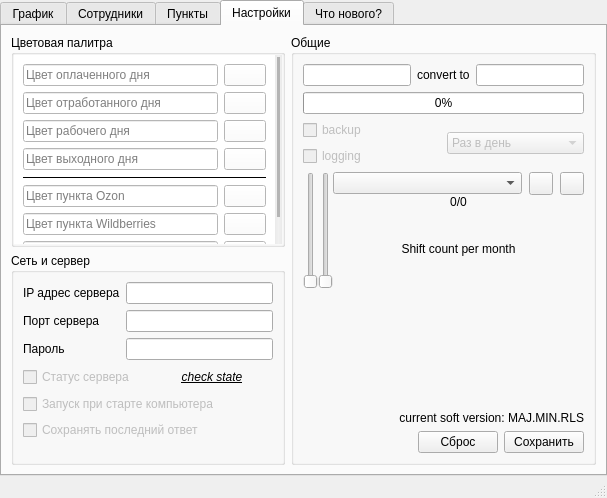
Old version of the form mainwindow.ui in the repository The-Zealot/WBScheduleManager.
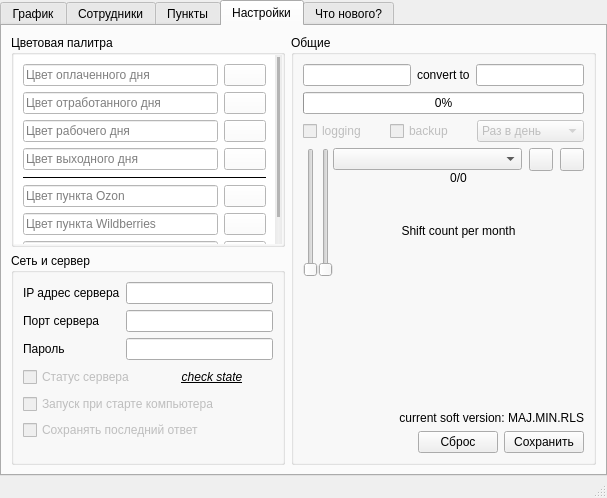
New version of the form. The open tabs and pages were chosen to show the change. Icons and pictures are not drawn. Custom widgets are drawn as their Qt base class.

Diff of the .ui file:
```diff
--- a/mainwindow.ui
+++ b/mainwindow.ui
@@ -1214,19 +1214,7 @@
             </layout>
            </item>
            <item row="1" column="0">
-            <layout class="QHBoxLayout" name="horizontalLayout_10">
-             <item>
-              <layout class="QVBoxLayout" name="verticalLayout_4">
-               <item>
-                <widget class="QCheckBox" name="checkBox_3">
-                 <property name="enabled">
-                  <bool>false</bool>
-                 </property>
-                 <property name="text">
-                  <string>backup</string>
-                 </property>
-                </widget>
-               </item>
+            <layout class="QHBoxLayout" name="horizontalLayout_7">
                <item>
                 <widget class="QCheckBox" name="checkBox">
                  <property name="enabled">
@@ -1246,10 +1234,16 @@
                  </property>
                 </widget>
                </item>
-              </layout>
-             </item>
              <item>
-              <layout class="QVBoxLayout" name="verticalLayout">
+              <widget class="QCheckBox" name="checkBox_3">
+               <property name="enabled">
+                <bool>false</bool>
+               </property>
+               <property name="text">
+                <string>backup</string>
+               </property>
+              </widget>
+             </item>
                <item>
                 <widget class="QComboBox" name="comboBoxBackup">
                  <property name="enabled">
@@ -1271,8 +1265,6 @@
                   </property>
                  </item>
                 </widget>
-               </item>
-              </layout>
              </item>
             </layout>
            </item>
```
Left out of the diff: 2 changed lines with no effect on the pictures. Lines whose indentation alone changed are shown as unchanged.
